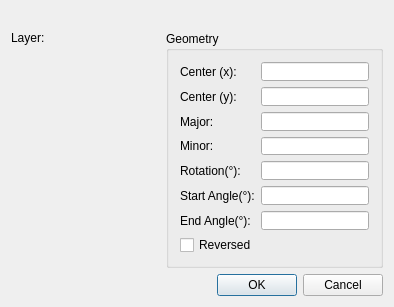
LibreCAD/LibreCAD, file librecad/src/ui/dialogs/entity/qg_dlgellipse.ui: the form before one commit.
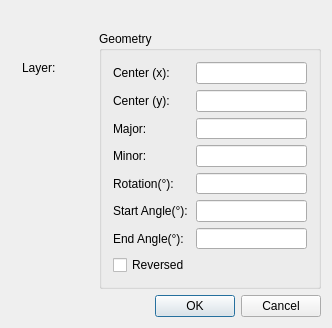
The form after the commit. Custom widgets are drawn as their Qt base class.

Commit message: rework of entity properties dialogs, interactive input for entity properties and tools, rework of tool options toolbar (WIP)

```diff
--- a/librecad/src/ui/dialogs/entity/qg_dlgellipse.ui
+++ b/librecad/src/ui/dialogs/entity/qg_dlgellipse.ui
@@ -6,12 +6,12 @@
    <rect>
     <x>0</x>
     <y>0</y>
-    <width>394</width>
-    <height>307</height>
+    <width>332</width>
+    <height>328</height>
    </rect>
   </property>
   <property name="sizePolicy">
-   <sizepolicy hsizetype="Minimum" vsizetype="Minimum">
+   <sizepolicy hsizetype="Preferred" vsizetype="Preferred">
     <horstretch>0</horstretch>
     <verstretch>0</verstretch>
    </sizepolicy>
@@ -19,27 +19,17 @@
   <property name="minimumSize">
    <size>
     <width>300</width>
-    <height>190</height>
+    <height>328</height>
    </size>
   </property>
   <property name="windowTitle">
    <string>Ellipse</string>
   </property>
-  <layout class="QVBoxLayout">
-   <item>
-    <widget class="QLabel" name="lId">
-     <property name="text">
-      <string/>
-     </property>
-    </widget>
-   </item>
-   <item>
-    <layout class="QHBoxLayout">
-     <item>
-      <layout class="QVBoxLayout">
-       <item>
-        <layout class="QHBoxLayout">
-         <item>
+  <layout class="QGridLayout" name="gridLayout">
+   <item row="1" column="0">
+    <widget class="QWidget" name="widget" native="true">
+     <layout class="QGridLayout" name="gridLayout_3">
+      <item row="0" column="0">
           <widget class="QLabel" name="lLayer">
            <property name="sizePolicy">
             <sizepolicy hsizetype="Preferred" vsizetype="Preferred">
@@ -55,19 +45,29 @@
            </property>
           </widget>
          </item>
-         <item>
+      <item row="0" column="1">
           <widget class="QG_LayerBox" name="cbLayer" native="true">
+        <property name="sizePolicy">
+         <sizepolicy hsizetype="Preferred" vsizetype="Preferred">
+          <horstretch>0</horstretch>
+          <verstretch>0</verstretch>
+         </sizepolicy>
+        </property>
+        <property name="minimumSize">
+         <size>
+          <width>20</width>
+          <height>20</height>
+         </size>
+        </property>
            <property name="toolTip">
             <string>Layer of ellipse</string>
            </property>
           </widget>
          </item>
-        </layout>
-       </item>
-       <item>
+      <item row="1" column="0" colspan="2">
         <widget class="QG_WidgetPen" name="wPen" native="true">
          <property name="sizePolicy">
-          <sizepolicy hsizetype="MinimumExpanding" vsizetype="MinimumExpanding">
+         <sizepolicy hsizetype="Preferred" vsizetype="Preferred">
            <horstretch>0</horstretch>
            <verstretch>0</verstretch>
           </sizepolicy>
@@ -75,15 +75,86 @@
         </widget>
        </item>
       </layout>
-     </item>
-     <item>
+    </widget>
+   </item>
+   <item row="0" column="0" colspan="2">
+    <widget class="QLabel" name="lId">
+     <property name="text">
+      <string/>
+     </property>
+    </widget>
+   </item>
+   <item row="4" column="0" colspan="2">
+    <widget class="QDialogButtonBox" name="buttonBox">
+     <property name="standardButtons">
+      <set>QDialogButtonBox::Cancel|QDialogButtonBox::Ok</set>
+     </property>
+    </widget>
+   </item>
+   <item row="1" column="1" rowspan="2">
       <widget class="QGroupBox" name="buttonGroup8">
+     <property name="sizePolicy">
+      <sizepolicy hsizetype="Expanding" vsizetype="Expanding">
+       <horstretch>0</horstretch>
+       <verstretch>0</verstretch>
+      </sizepolicy>
+     </property>
+     <property name="minimumSize">
+      <size>
+       <width>0</width>
+       <height>252</height>
+      </size>
+     </property>
        <property name="title">
         <string>Geometry</string>
        </property>
-       <layout class="QGridLayout">
+     <layout class="QGridLayout" name="gridLayout_2" columnstretch="0,1">
+      <property name="sizeConstraint">
+       <enum>QLayout::SetDefaultConstraint</enum>
+      </property>
+      <item row="4" column="1">
+       <widget class="QLineEdit" name="leRotation">
+        <property name="sizePolicy">
+         <sizepolicy hsizetype="Preferred" vsizetype="Preferred">
+          <horstretch>0</horstretch>
+          <verstretch>0</verstretch>
+         </sizepolicy>
+        </property>
+        <property name="minimumSize">
+         <size>
+          <width>64</width>
+          <height>0</height>
+         </size>
+        </property>
+        <property name="toolTip">
+         <string>Rotation angle for the major axis of ellipse, degrees</string>
+        </property>
+       </widget>
+      </item>
+      <item row="7" column="0">
+       <widget class="QCheckBox" name="cbReversed">
+        <property name="sizePolicy">
+         <sizepolicy hsizetype="Preferred" vsizetype="Preferred">
+          <horstretch>0</horstretch>
+          <verstretch>0</verstretch>
+         </sizepolicy>
+        </property>
+        <property name="toolTip">
+         <string>Defines whether arc is reversed</string>
+        </property>
+        <property name="text">
+         <string>Reversed</string>
+        </property>
+       </widget>
+      </item>
         <item row="1" column="0">
          <widget class="QLabel" name="lCenterY">
+        <property name="sizePolicy">
+         <sizepolicy hsizetype="Preferred" vsizetype="Preferred">
+          <horstretch>0</horstretch>
+          <verstretch>0</verstretch>
+         </sizepolicy>
+        </property>
           <property name="text">
            <string>Center (y):</string>
           </property>
@@ -92,89 +163,14 @@
           </property>
          </widget>
         </item>
-        <item row="1" column="1">
-         <widget class="QLineEdit" name="leCenterY">
-          <property name="minimumSize">
-           <size>
-            <width>64</width>
-            <height>0</height>
-           </size>
-          </property>
-          <property name="toolTip">
-           <string>Y Coordinate of arc's center</string>
-          </property>
-         </widget>
-        </item>
-        <item row="0" column="0">
-         <widget class="QLabel" name="lCenterX">
-          <property name="text">
-           <string>Center (x):</string>
-          </property>
-          <property name="wordWrap">
-           <bool>false</bool>
-          </property>
-         </widget>
-        </item>
-        <item row="0" column="1">
-         <widget class="QLineEdit" name="leCenterX">
-          <property name="minimumSize">
-           <size>
-            <width>64</width>
-            <height>0</height>
-           </size>
-          </property>
-          <property name="toolTip">
-           <string>X Coordinate of ellipse's center</string>
-          </property>
-         </widget>
-        </item>
-        <item row="8" column="0">
-         <spacer name="spacer58">
-          <property name="orientation">
-           <enum>Qt::Vertical</enum>
-          </property>
-          <property name="sizeType">
-           <enum>QSizePolicy::Expanding</enum>
-          </property>
-          <property name="sizeHint" stdset="0">
-           <size>
-            <width>20</width>
-            <height>20</height>
-           </size>
-          </property>
-         </spacer>
-        </item>
-        <item row="8" column="1">
-         <spacer name="spacer61">
-          <property name="orientation">
-           <enum>Qt::Vertical</enum>
-          </property>
-          <property name="sizeType">
-           <enum>QSizePolicy::Expanding</enum>
-          </property>
-          <property name="sizeHint" stdset="0">
-           <size>
-            <width>20</width>
-            <height>20</height>
-           </size>
-          </property>
-         </spacer>
-        </item>
-        <item row="6" column="0">
-         <widget class="QLabel" name="lAngle2">
-          <property name="toolTip">
-           <string>in degrees</string>
-          </property>
-          <property name="text">
-           <string>End Angle(°):</string>
-          </property>
-          <property name="wordWrap">
-           <bool>false</bool>
-          </property>
-         </widget>
-        </item>
         <item row="6" column="1">
          <widget class="QLineEdit" name="leAngle2">
+        <property name="sizePolicy">
+         <sizepolicy hsizetype="Preferred" vsizetype="Preferred">
+          <horstretch>0</horstretch>
+          <verstretch>0</verstretch>
+         </sizepolicy>
+        </property>
           <property name="minimumSize">
            <size>
             <width>64</width>
@@ -186,8 +182,14 @@
           </property>
          </widget>
         </item>
-        <item row="5" column="1">
-         <widget class="QLineEdit" name="leAngle1">
+      <item row="1" column="1">
+       <widget class="QLineEdit" name="leCenterY">
+        <property name="sizePolicy">
+         <sizepolicy hsizetype="Preferred" vsizetype="Preferred">
+          <horstretch>0</horstretch>
+          <verstretch>0</verstretch>
+         </sizepolicy>
+        </property>
           <property name="minimumSize">
            <size>
             <width>64</width>
@@ -195,12 +197,37 @@
            </size>
           </property>
           <property name="toolTip">
-           <string>Start angle of elliptic arc, degrees</string>
+         <string>Y Coordinate of arc's center</string>
+        </property>
+       </widget>
+      </item>
+      <item row="2" column="1">
+       <widget class="QLineEdit" name="leMajor">
+        <property name="sizePolicy">
+         <sizepolicy hsizetype="Preferred" vsizetype="Preferred">
+          <horstretch>0</horstretch>
+          <verstretch>0</verstretch>
+         </sizepolicy>
+        </property>
+        <property name="minimumSize">
+         <size>
+          <width>64</width>
+          <height>0</height>
+         </size>
+        </property>
+        <property name="toolTip">
+         <string>Radius of major axis of ellipse</string>
           </property>
          </widget>
         </item>
         <item row="5" column="0">
          <widget class="QLabel" name="lAngle1">
+        <property name="sizePolicy">
+         <sizepolicy hsizetype="Preferred" vsizetype="Preferred">
+          <horstretch>0</horstretch>
+          <verstretch>0</verstretch>
+         </sizepolicy>
+        </property>
           <property name="toolTip">
            <string>in degrees</string>
           </property>
@@ -214,6 +241,12 @@
         </item>
         <item row="4" column="0">
          <widget class="QLabel" name="lRotation">
+        <property name="sizePolicy">
+         <sizepolicy hsizetype="Preferred" vsizetype="Preferred">
+          <horstretch>0</horstretch>
+          <verstretch>0</verstretch>
+         </sizepolicy>
+        </property>
           <property name="toolTip">
            <string>in degrees</string>
           </property>
@@ -225,21 +258,14 @@
           </property>
          </widget>
         </item>
-        <item row="4" column="1">
-         <widget class="QLineEdit" name="leRotation">
-          <property name="minimumSize">
-           <size>
-            <width>64</width>
-            <height>0</height>
-           </size>
-          </property>
-          <property name="toolTip">
-           <string>Rotation angle for the major axis of ellipse, degrees</string>
-          </property>
-         </widget>
-        </item>
         <item row="3" column="1">
          <widget class="QLineEdit" name="leMinor">
+        <property name="sizePolicy">
+         <sizepolicy hsizetype="Preferred" vsizetype="Preferred">
+          <horstretch>0</horstretch>
+          <verstretch>0</verstretch>
+         </sizepolicy>
+        </property>
           <property name="minimumSize">
            <size>
             <width>64</width>
@@ -251,18 +277,52 @@
           </property>
          </widget>
         </item>
-        <item row="3" column="0">
-         <widget class="QLabel" name="lMinor">
+      <item row="6" column="0">
+       <widget class="QLabel" name="lAngle2">
+        <property name="sizePolicy">
+         <sizepolicy hsizetype="Preferred" vsizetype="Preferred">
+          <horstretch>0</horstretch>
+          <verstretch>0</verstretch>
+         </sizepolicy>
+        </property>
+        <property name="toolTip">
+         <string>in degrees</string>
+        </property>
           <property name="text">
-           <string>Minor:</string>
+         <string>End Angle(°):</string>
           </property>
           <property name="wordWrap">
            <bool>false</bool>
           </property>
          </widget>
         </item>
+      <item row="5" column="1">
+       <widget class="QLineEdit" name="leAngle1">
+        <property name="sizePolicy">
+         <sizepolicy hsizetype="Preferred" vsizetype="Preferred">
+          <horstretch>0</horstretch>
+          <verstretch>0</verstretch>
+         </sizepolicy>
+        </property>
+        <property name="minimumSize">
+         <size>
+          <width>64</width>
+          <height>0</height>
+         </size>
+        </property>
+        <property name="toolTip">
+         <string>Start angle of elliptic arc, degrees</string>
+        </property>
+       </widget>
+      </item>
         <item row="2" column="0">
          <widget class="QLabel" name="lMajor">
+        <property name="sizePolicy">
+         <sizepolicy hsizetype="Preferred" vsizetype="Preferred">
+          <horstretch>0</horstretch>
+          <verstretch>0</verstretch>
+         </sizepolicy>
+        </property>
           <property name="text">
            <string>Major:</string>
           </property>
@@ -271,8 +331,30 @@
           </property>
          </widget>
         </item>
-        <item row="2" column="1">
-         <widget class="QLineEdit" name="leMajor">
+      <item row="3" column="0">
+       <widget class="QLabel" name="lMinor">
+        <property name="sizePolicy">
+         <sizepolicy hsizetype="Preferred" vsizetype="Preferred">
+          <horstretch>0</horstretch>
+          <verstretch>0</verstretch>
+         </sizepolicy>
+        </property>
+        <property name="text">
+         <string>Minor:</string>
+        </property>
+        <property name="wordWrap">
+         <bool>false</bool>
+        </property>
+       </widget>
+      </item>
+      <item row="0" column="1">
+       <widget class="QLineEdit" name="leCenterX">
+        <property name="sizePolicy">
+         <sizepolicy hsizetype="Expanding" vsizetype="Preferred">
+          <horstretch>0</horstretch>
+          <verstretch>0</verstretch>
+         </sizepolicy>
+        </property>
           <property name="minimumSize">
            <size>
             <width>64</width>
@@ -284,27 +366,50 @@
           </property>
          </widget>
         </item>
-        <item row="7" column="0" colspan="2">
-         <widget class="QCheckBox" name="cbReversed">
-          <property name="toolTip">
-           <string>Defines whether arc is reversed</string>
+      <item row="0" column="0">
+       <widget class="QLabel" name="lCenterX">
+        <property name="sizePolicy">
+         <sizepolicy hsizetype="Preferred" vsizetype="Preferred">
+          <horstretch>0</horstretch>
+          <verstretch>0</verstretch>
+         </sizepolicy>
           </property>
           <property name="text">
-           <string>Reversed</string>
-          </property>
+         <string>Center (x):</string>
+        </property>
+        <property name="wordWrap">
+         <bool>false</bool>
+        </property>
          </widget>
         </item>
        </layout>
       </widget>
      </item>
-    </layout>
+   <item row="3" column="1">
+    <spacer name="verticalSpacer_2">
+     <property name="orientation">
+      <enum>Qt::Vertical</enum>
+     </property>
+     <property name="sizeHint" stdset="0">
+      <size>
+       <width>20</width>
+       <height>0</height>
+      </size>
+     </property>
+    </spacer>
    </item>
-   <item>
-    <widget class="QDialogButtonBox" name="buttonBox">
-     <property name="standardButtons">
-      <set>QDialogButtonBox::Cancel|QDialogButtonBox::Ok</set>
+   <item row="2" column="0" rowspan="2">
+    <spacer name="verticalSpacer">
+     <property name="orientation">
+      <enum>Qt::Vertical</enum>
      </property>
-    </widget>
+     <property name="sizeHint" stdset="0">
+      <size>
+       <width>20</width>
+       <height>0</height>
+      </size>
+     </property>
+    </spacer>
    </item>
   </layout>
  </widget>
```
Left out of the diff: 2 changed lines with no effect on the pictures. Lines whose indentation alone changed are shown as unchanged. The commit also changes 336 other files.
